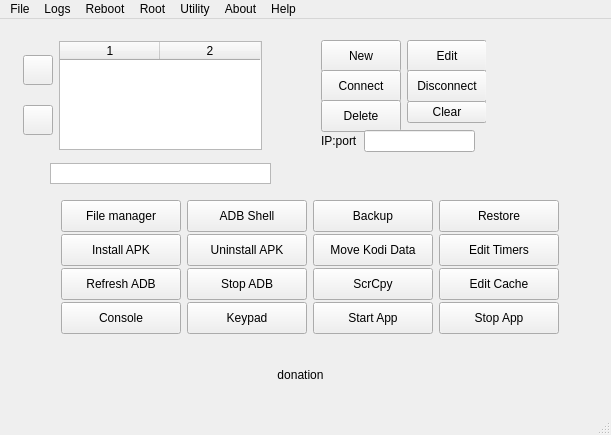
First picture: the form in mainwindow.ui, repository Eliminater74/adblink, before the edit.
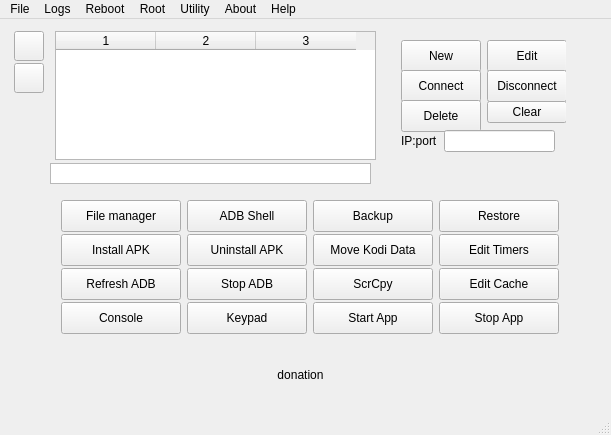
Second picture: the form after the edit.

Commit message: redo: device table exp to 3: now descrip,ip,status. adhoc added as descrip for adhoc ip

Patch:
```diff
--- a/mainwindow.ui
+++ b/mainwindow.ui
@@ -677,7 +677,7 @@
      <rect>
       <x>50</x>
       <y>144</y>
-      <width>221</width>
+      <width>321</width>
       <height>21</height>
      </rect>
     </property>
@@ -685,70 +685,7 @@
    <widget class="QWidget" name="layoutWidget">
     <property name="geometry">
      <rect>
-      <x>12</x>
-      <y>11</y>
-      <width>261</width>
-      <height>131</height>
-     </rect>
-    </property>
-    <layout class="QHBoxLayout" name="horizontalLayout_2">
-     <item>
-      <layout class="QVBoxLayout" name="verticalLayout">
-       <item>
-        <widget class="QPushButton" name="ascend">
-         <property name="minimumSize">
-          <size>
-           <width>30</width>
-           <height>30</height>
-          </size>
-         </property>
-         <property name="maximumSize">
-          <size>
-           <width>30</width>
-           <height>30</height>
-          </size>
-         </property>
-         <property name="text">
-          <string/>
-         </property>
-        </widget>
-       </item>
-       <item>
-        <widget class="QPushButton" name="descend">
-         <property name="minimumSize">
-          <size>
-           <width>30</width>
-           <height>30</height>
-          </size>
-         </property>
-         <property name="maximumSize">
-          <size>
-           <width>30</width>
-           <height>30</height>
-          </size>
-         </property>
-         <property name="text">
-          <string/>
-         </property>
-        </widget>
-       </item>
-      </layout>
-     </item>
-     <item>
-      <widget class="QTableWidget" name="deviceTable">
-       <property name="columnCount">
-        <number>2</number>
-       </property>
-       <column/>
-       <column/>
-      </widget>
-     </item>
-    </layout>
-   </widget>
-   <widget class="QWidget" name="">
-    <property name="geometry">
-     <rect>
-      <x>310</x>
+      <x>390</x>
       <y>10</y>
       <width>176</width>
       <height>134</height>
@@ -933,6 +870,72 @@
      </item>
     </layout>
    </widget>
+   <widget class="QTableWidget" name="deviceTable">
+    <property name="geometry">
+     <rect>
+      <x>55</x>
+      <y>12</y>
+      <width>321</width>
+      <height>129</height>
+     </rect>
+    </property>
+    <property name="columnCount">
+     <number>3</number>
+    </property>
+    <column/>
+    <column/>
+    <column/>
+   </widget>
+   <widget class="QPushButton" name="descend">
+    <property name="geometry">
+     <rect>
+      <x>14</x>
+      <y>44</y>
+      <width>30</width>
+      <height>30</height>
+     </rect>
+    </property>
+    <property name="minimumSize">
+     <size>
+      <width>30</width>
+      <height>30</height>
+     </size>
+    </property>
+    <property name="maximumSize">
+     <size>
+      <width>30</width>
+      <height>30</height>
+     </size>
+    </property>
+    <property name="text">
+     <string/>
+    </property>
+   </widget>
+   <widget class="QPushButton" name="ascend">
+    <property name="geometry">
+     <rect>
+      <x>14</x>
+      <y>12</y>
+      <width>30</width>
+      <height>30</height>
+     </rect>
+    </property>
+    <property name="minimumSize">
+     <size>
+      <width>30</width>
+      <height>30</height>
+     </size>
+    </property>
+    <property name="maximumSize">
+     <size>
+      <width>30</width>
+      <height>30</height>
+     </size>
+    </property>
+    <property name="text">
+     <string/>
+    </property>
+   </widget>
   </widget>
   <widget class="QStatusBar" name="statusBar"/>
   <widget class="QMenuBar" name="menuBar">
```
The commit also changes 1 other file.
